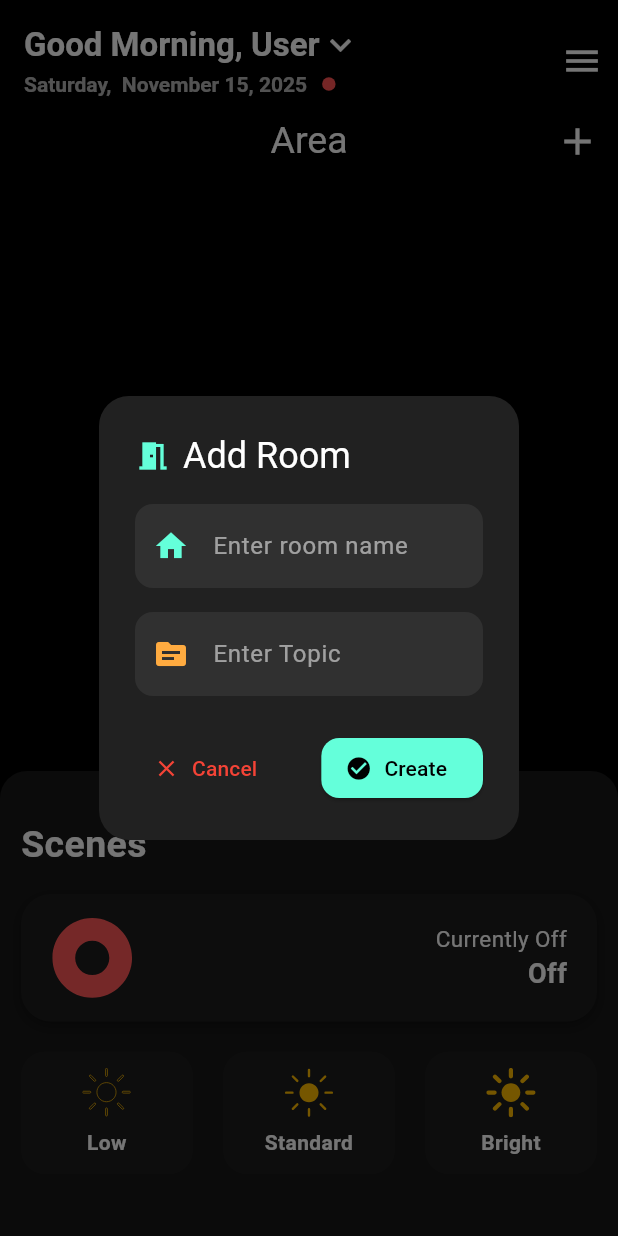
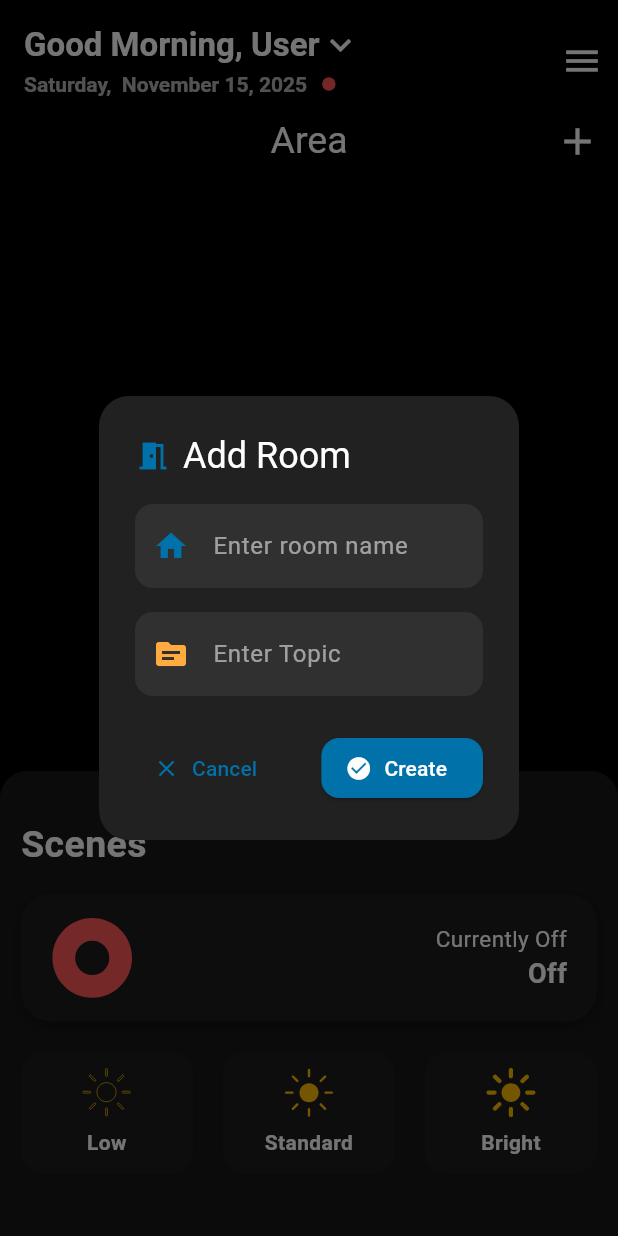
Before and after one commit to Harsh-har/Arr_CardApp, a Flutter app: the ChatScreen screen opened directly, after a tap on the "add" icon, on a phone screen of 412 x 824 dp. Run offline on Flutter 3.47's test engine with Material 3 defaults, Android fonts, the phone set to English and light mode, and no system bars; our stand-ins replace connectivity_plus, device_info_plus, file_picker, flutter_svg, flutter_switch, image_picker and 3 more; missing offline and left inert: mqtt_client; accounts and stored records are empty; network calls fail; statements that could not run were skipped; project files that could hold a hidden picture were left out.

Commit message:
update text color or card bg

```diff
--- a/lib/Main_Screens/Card_Map_Base_Screen_Widget/Card_Base_Screen.dart
+++ b/lib/Main_Screens/Card_Map_Base_Screen_Widget/Card_Base_Screen.dart
@@ -86,7 +86,7 @@ class _CardBaseScreenState extends State<CardBaseScreen>  with TickerProviderSta
                   ),
                   title: Row(
                     children: const [
-                      Icon(Icons.meeting_room, color: Colors.tealAccent),
+                      Icon(Icons.meeting_room, color:Color(0xff0071A9)),
                       SizedBox(width: 8),
                       Text("Add Room", style: TextStyle(color: Colors.white)),
                     ],
@@ -101,7 +101,7 @@ class _CardBaseScreenState extends State<CardBaseScreen>  with TickerProviderSta
                           style: const TextStyle(color: Colors.white),
                           decoration: InputDecoration(
                             prefixIcon: const Icon(
-                                Icons.home, color: Colors.tealAccent),
+                                Icons.home, color: Color(0xff0071A9)),
                             hintText: "Enter room name",
                             hintStyle: const TextStyle(color: Colors.white54),
                             filled: true,
@@ -165,14 +165,14 @@ class _CardBaseScreenState extends State<CardBaseScreen>  with TickerProviderSta
                   actions: [
                     TextButton.icon(
                       onPressed: () => Navigator.pop(context),
-                      icon: const Icon(Icons.close, color: Colors.red),
+                      icon: const Icon(Icons.close, color: Color(0xff0071A9)),
                       label: const Text(
-                          "Cancel", style: TextStyle(color: Colors.red)),
+                          "Cancel", style: TextStyle(color: Color(0xff0071A9))),
                     ),
                     ElevatedButton.icon(
                       style: ElevatedButton.styleFrom(
-                        backgroundColor: Colors.tealAccent,
-                        foregroundColor: Colors.black,
+                        backgroundColor: Color(0xff0071A9),
+                        foregroundColor: Colors.white,
                         shape: RoundedRectangleBorder(
                           borderRadius: BorderRadius.circular(12),
                         ),
--- a/lib/Main_Screens/Home_Screen.dart
+++ b/lib/Main_Screens/Home_Screen.dart
@@ -763,50 +763,50 @@ class ChatScreenState extends State<ChatScreen> {
             ),
           ),
 
-          ListTile(
-            leading: const Icon(Icons.settings, color: Colors.grey),
-            title: const Text(
-                "Raw Data", style: TextStyle(color: Colors.white)),
-            onTap: () => _showBackendData(context),
-          ),
-          ListTile(
-            leading: const Icon(Icons.publish, color: Colors.yellow),
-            title: const Text("Topic", style: TextStyle(color: Colors.white)),
-            onTap: () =>
-                Navigator.push(
-                  context,
-                  MaterialPageRoute(builder: (context) => PublishTopicEdit()),
-                ),
-          ),
-          ListTile(
-            leading: const Icon(Icons.grading, color: Colors.green),
-            title: const Text(
-                "Tabular Format Data", style: TextStyle(color: Colors.white)),
-            onTap: () =>
-                Navigator.push(
-                  context,
-                  MaterialPageRoute(builder: (context) => DeviceTablePage()),
-                ),
-          ),
-          ListTile(
-            leading: const Icon(Icons.get_app, color: Color(0xff00A1F1)),
-            title: const Text(
-                "Show Subscribed Data", style: TextStyle(color: Colors.white)),
-            onTap: () =>
-                Navigator.push(
-                  context,
-                  MaterialPageRoute(
-                      builder: (context) => ShowSubscribedDataScreen()),
-                ),
-          ),
-          ListTile(
-            leading: const Icon(Icons.unsubscribe, color: Colors.orangeAccent),
-            title: const Text("Show Subscribed Topics",
-                style: TextStyle(color: Colors.white)),
-            onTap: () => _showSubscribeOption(context),
-          ),
+          // ListTile(
+          //   leading: const Icon(Icons.settings, color: Colors.grey),
+          //   title: const Text(
+          //       "Raw Data", style: TextStyle(color: Colors.white)),
+          //   onTap: () => _showBackendData(context),
+          // ),
+          // ListTile(
+          //   leading: const Icon(Icons.publish, color: Colors.yellow),
+          //   title: const Text("Topic", style: TextStyle(color: Colors.white)),
+          //   onTap: () =>
+          //       Navigator.push(
+          //         context,
+          //         MaterialPageRoute(builder: (context) => PublishTopicEdit()),
+          //       ),
+          // ),
+          // ListTile(
+          //   leading: const Icon(Icons.grading, color: Colors.green),
+          //   title: const Text(
+          //       "Tabular Format Data", style: TextStyle(color: Colors.white)),
+          //   onTap: () =>
+          //       Navigator.push(
+          //         context,
+          //         MaterialPageRoute(builder: (context) => DeviceTablePage()),
+          //       ),
+          // ),
+          // ListTile(
+          //   leading: const Icon(Icons.get_app, color: Color(0xff00A1F1)),
+          //   title: const Text(
+          //       "Show Subscribed Data", style: TextStyle(color: Colors.white)),
+          //   onTap: () =>
+          //       Navigator.push(
+          //         context,
+          //         MaterialPageRoute(
+          //             builder: (context) => ShowSubscribedDataScreen()),
+          //       ),
+          // ),
+          // ListTile(
+          //   leading: const Icon(Icons.unsubscribe, color: Colors.orangeAccent),
+          //   title: const Text("Show Subscribed Topics",
+          //       style: TextStyle(color: Colors.white)),
+          //   onTap: () => _showSubscribeOption(context),
+          // ),
 
-          const Divider(color: Colors.grey),
+          // const Divider(color: Colors.grey),
 
           ListTile(
             leading: const Icon(Icons.upload_file, color: Colors.green),
@@ -822,26 +822,26 @@ class ChatScreenState extends State<ChatScreen> {
             onTap: () => _showImportDialog(context),
           ),
 
-          ListTile(
-            leading: const Icon(Icons.delete_forever, color: Colors.red),
-            title: const Text("Delete Data Permanently",
-                style: TextStyle(color: Colors.white)),
-            onTap: () => _confirmDeleteData(context),
-          ),
+          // ListTile(
+          //   leading: const Icon(Icons.delete_forever, color: Colors.red),
+          //   title: const Text("Delete Data Permanently",
+          //       style: TextStyle(color: Colors.white)),
+          //   onTap: () => _confirmDeleteData(context),
+          // ),
 
           const Divider(color: Colors.grey),
 
-          ListTile(
-            leading: const Icon(
-                Icons.info_outline_rounded, color: Colors.white),
-            title: const Text(
-                "About SWAJA ROBOTICS", style: TextStyle(color: Colors.white)),
-            onTap: () =>
-                Navigator.push(
-                  context,
-                  MaterialPageRoute(builder: (context) => AboutSwaro()),
-                ),
-          ),
+          // ListTile(
+          //   leading: const Icon(
+          //       Icons.info_outline_rounded, color: Colors.white),
+          //   title: const Text(
+          //       "About SWAJA ROBOTICS", style: TextStyle(color: Colors.white)),
+          //   onTap: () =>
+          //       Navigator.push(
+          //         context,
+          //         MaterialPageRoute(builder: (context) => AboutSwaro()),
+          //       ),
+          // ),
 
         ],
       ),
```
Also changed, not shown: lib/All_Rooms_Access/Room_Access/Card_Rooms_Access.dart (+4 -3 lines), lib/Tab_Selector/Tab_selector.dart (+23 -23 lines).
